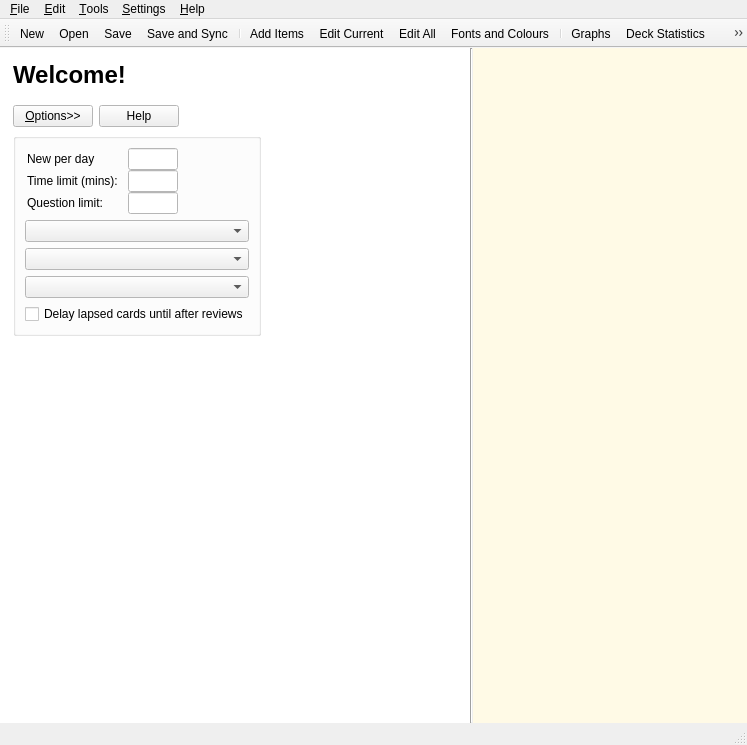
Before: the Qt Designer form designer/main.ui in ankitects/anki, drawn with Qt 5.
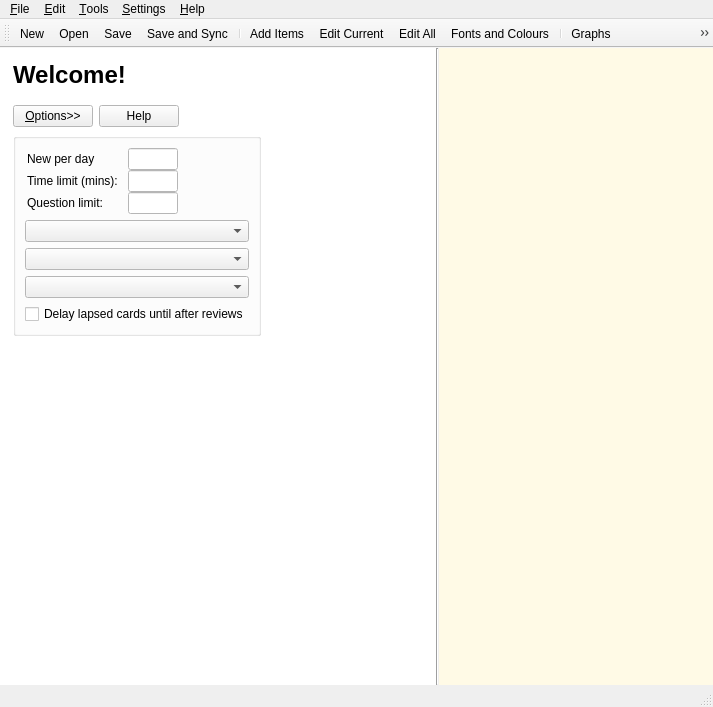
After: the same form once the commit is applied. The open tabs and pages were chosen to show the change. Icons and pictures are not drawn.

Commit message: bigger maximum study options size

```diff
--- a/designer/main.ui
+++ b/designer/main.ui
@@ -5,8 +5,8 @@
    <rect>
     <x>0</x>
     <y>0</y>
-    <width>747</width>
-    <height>745</height>
+    <width>713</width>
+    <height>707</height>
    </rect>
   </property>
   <property name="sizePolicy" >
@@ -27,8 +27,8 @@
     <rect>
      <x>0</x>
      <y>69</y>
-     <width>747</width>
-     <height>656</height>
+     <width>713</width>
+     <height>618</height>
     </rect>
    </property>
    <property name="sizePolicy" >
@@ -207,8 +207,8 @@
            <rect>
             <x>0</x>
             <y>0</y>
-            <width>462</width>
-            <height>601</height>
+            <width>428</width>
+            <height>563</height>
            </rect>
           </property>
           <layout class="QHBoxLayout" name="horizontalLayout_5" >
@@ -773,7 +773,7 @@
            <rect>
             <x>0</x>
             <y>0</y>
-            <width>462</width>
+            <width>428</width>
             <height>49</height>
            </rect>
           </property>
@@ -971,7 +971,7 @@
     <rect>
      <x>0</x>
      <y>0</y>
-     <width>747</width>
+     <width>713</width>
      <height>23</height>
     </rect>
    </property>
@@ -1118,8 +1118,8 @@
    <property name="geometry" >
     <rect>
      <x>0</x>
-     <y>725</y>
-     <width>747</width>
+     <y>687</y>
+     <width>713</width>
      <height>20</height>
     </rect>
    </property>
@@ -1132,7 +1132,7 @@
     <rect>
      <x>0</x>
      <y>23</y>
-     <width>747</width>
+     <width>713</width>
      <height>46</height>
     </rect>
    </property>
```
Left out of the diff: 6 changed lines with no effect on the pictures.
